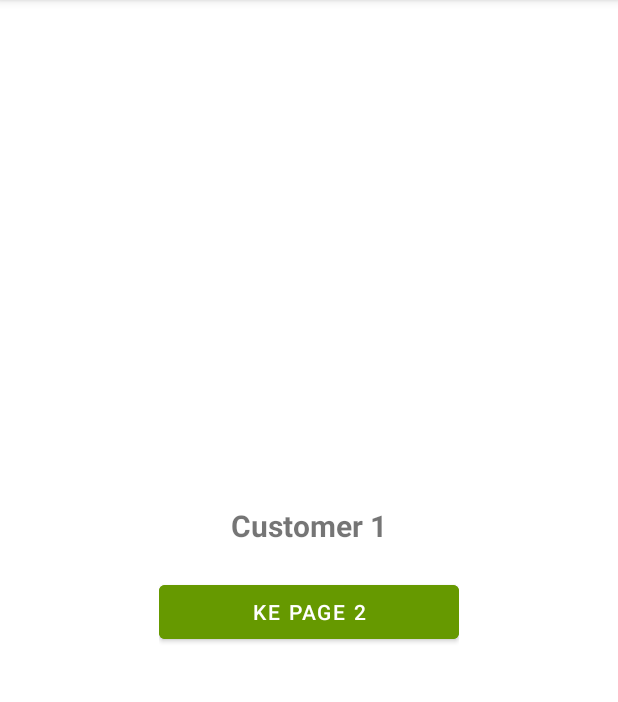
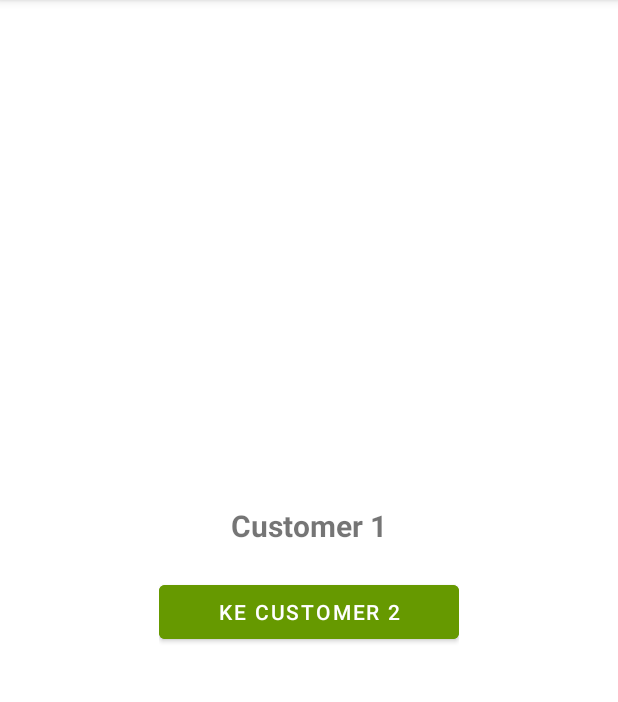
Before and after one commit to BeeSofLabs/demo-jetpack, an Android app: the CustomerSecondFragment screen opened through its navigation route, after a tap on "KEMBALI", on a phone screen of 412 x 824 dp, the part 84-786 px from its top. Run offline under Robolectric (Android 15) with nearby library versions, the phone set to English and light mode, and no system bars; our stand-ins replace navigation-ui.

```diff
--- a/app/build.gradle
+++ b/app/build.gradle
@@ -1,6 +1,7 @@
 plugins {
     id 'com.android.application'
     id 'kotlin-android'
+    id 'androidx.navigation.safeargs.kotlin'
 }
 
 android {
@@ -42,9 +43,10 @@ dependencies {
     implementation 'com.google.android.material:material:1.4.0'
     implementation 'androidx.constraintlayout:constraintlayout:2.1.0'
 
-    // Jetpack navigation
+// Jetpack navigation
     implementation "androidx.navigation:navigation-fragment-ktx:$nav_version"
     implementation "androidx.navigation:navigation-ui-ktx:$nav_version"
+
     implementation "androidx.legacy:legacy-support-v4:1.0.0"
 
     testImplementation 'junit:junit:4.+'
--- a/app/src/main/java/app/beelabs/com/demojetpack/session1/nav/customer/CustomerFirstFragment.kt
+++ b/app/src/main/java/app/beelabs/com/demojetpack/session1/nav/customer/CustomerFirstFragment.kt
@@ -27,11 +27,11 @@ class CustomerFirstFragment : Fragment() {
         return rootView
     }
 
-    override fun onViewCreated(view: View, savedInstanceState: Bundle?) {
-        val navController = findNavController()
-        navController.currentBackStackEntry?.savedStateHandle?.getLiveData<String>("custom_key")?.observe(
-            viewLifecycleOwner) { result ->
-            Toast.makeText(activity, result, Toast.LENGTH_LONG).show()
-        }
-    }
+//    override fun onViewCreated(view: View, savedInstanceState: Bundle?) {
+//        val navController = findNavController()
+//        navController.currentBackStackEntry?.savedStateHandle?.getLiveData<String>("custom_key")?.observe(
+//            viewLifecycleOwner) { result ->
+//            Toast.makeText(activity, result, Toast.LENGTH_LONG).show()
+//        }
+//    }
 }
--- a/app/src/main/java/app/beelabs/com/demojetpack/session1/nav/customer/CustomerSecondFragment.kt
+++ b/app/src/main/java/app/beelabs/com/demojetpack/session1/nav/customer/CustomerSecondFragment.kt
@@ -30,9 +30,9 @@ class CustomerSecondFragment : Fragment() {
         return rootView
     }
 
-    override fun onViewCreated(view: View, savedInstanceState: Bundle?) {
-
-        val navController = findNavController()
-        navController.previousBackStackEntry?.savedStateHandle?.set("custom_key", "Hello , im back")
-    }
+//    override fun onViewCreated(view: View, savedInstanceState: Bundle?) {
+//
+//        val navController = findNavController()
+//        navController.previousBackStackEntry?.savedStateHandle?.set("custom_key", "Hello , im back")
+//    }
 }
--- a/app/src/main/res/layout/fragment_customer_first.xml
+++ b/app/src/main/res/layout/fragment_customer_first.xml
@@ -27,7 +27,7 @@
             android:layout_marginTop="20dp"
             android:layout_below="@+id/page_label"
             android:backgroundTint="@android:color/holo_green_dark"
-            android:text="Ke page 2"
+            android:text="Ke Customer 2"
             android:textColor="@color/white" />
 
 
--- a/app/src/main/res/navigation/nav_graph_page.xml
+++ b/app/src/main/res/navigation/nav_graph_page.xml
@@ -8,19 +8,17 @@
     <fragment
         android:id="@+id/pageFirstFragment"
         android:name="app.beelabs.com.demojetpack.session1.nav.PageFirstFragment"
-        android:label="PageFirstFragment"
+        android:label="PageFirstF@ragment"
         tools:layout="@layout/fragment_page_first">
 
         <action
             android:id="@+id/action_pageFirstFragment_to_pageSecondFragment"
-            app:destination="@id/pageSecondFragment"
-            app:enterAnim="@anim/slide_in_left"
-            app:exitAnim="@anim/slide_out_right"
-            app:popEnterAnim="@anim/slide_out_right"
-            app:popExitAnim="@anim/slide_in_left" />
+            app:destination="@id/pageSecondFragment" />
+
         <action
             android:id="@+id/action_pageFirstFragment_to_customerFirstFragment"
             app:destination="@id/nav_graph_customer" />
+
 
     </fragment>
     <fragment
@@ -30,14 +28,22 @@
         <action
             android:id="@+id/action_pageSecondFragment_to_pageThirdFragment"
             app:destination="@id/pageThirdFragment" />
+        <argument
+            android:name="pageNumber"
+            app:argType="integer"
+            android:defaultValue="0" />
     </fragment>
     <fragment
         android:id="@+id/pageThirdFragment"
         android:name="app.beelabs.com.demojetpack.session1.nav.PageThirdFragment"
-        android:label="PageThirdFragment">
-
+        android:label="PageThirdFragment" >
+        <argument
+            android:name="pageNumber"
+            app:argType="integer"
+            android:defaultValue="0" />
     </fragment>
 
     <include app:graph="@navigation/nav_graph_customer" />
 
+
 </navigation>
--- a/build.gradle
+++ b/build.gradle
@@ -6,8 +6,10 @@ buildscript {
         mavenCentral()
     }
     dependencies {
+        def nav_version = "2.3.0"
         classpath "com.android.tools.build:gradle:4.2.2"
         classpath "org.jetbrains.kotlin:kotlin-gradle-plugin:$kotlin_version"
+        classpath "androidx.navigation:navigation-safe-args-gradle-plugin:$nav_version"
 
         // NOTE: Do not place your application dependencies here; they belong
         // in the individual module build.gradle files
```
Also changed, not shown: app/src/main/java/app/beelabs/com/demojetpack/session1/nav/PageFirstFragment.kt (+9 -2 lines), app/src/main/java/app/beelabs/com/demojetpack/session1/nav/PageSecondFragment.kt (+21 -9 lines), app/src/main/java/app/beelabs/com/demojetpack/session1/nav/PageThirdFragment.kt (+6 -2 lines).
